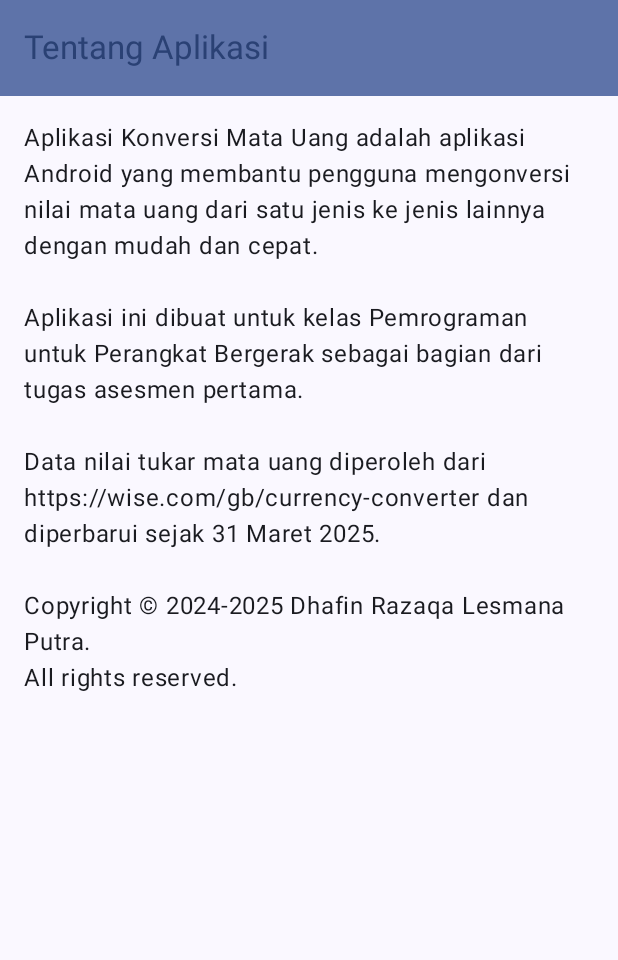
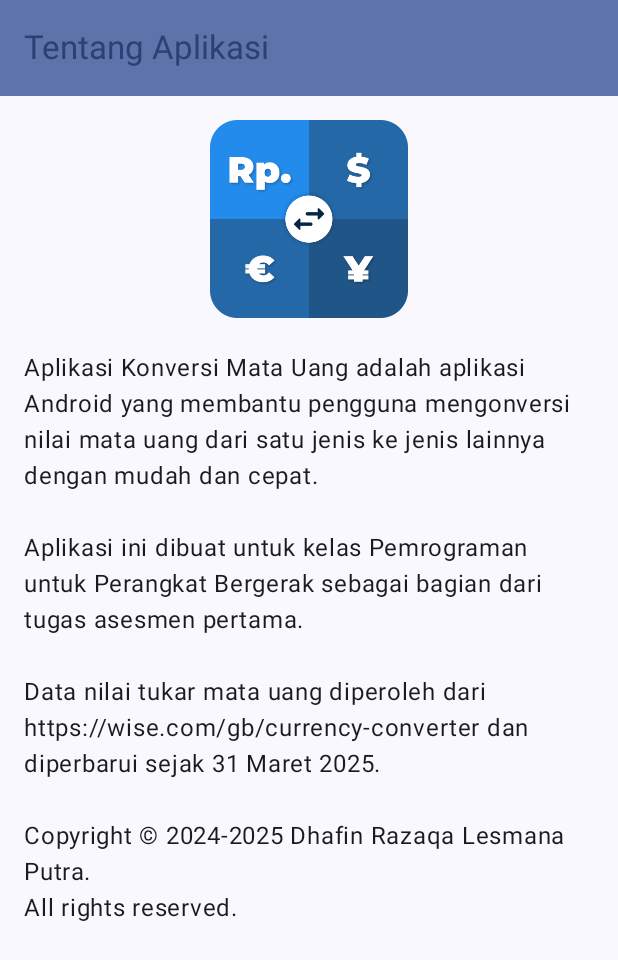
Before and after one commit to dhafinrazaqa/mobpro1-asesmen1, an Android app built with Jetpack Compose: the AboutScreen screen opened through its navigation route, on a phone screen of 412 x 824 dp. Shown: the top 960 px of the screen. Run offline under Robolectric (Android 15) with nearby library versions, the phone set to English and light mode, and no system bars.

Commit message:
Menambahkan gambar pada tampilan about

```diff
--- a/app/src/main/java/com/dhafinrazaqa0030/asesmen1mobpro1/ui/screen/AboutScreen.kt
+++ b/app/src/main/java/com/dhafinrazaqa0030/asesmen1mobpro1/ui/screen/AboutScreen.kt
@@ -1,7 +1,15 @@
 package com.dhafinrazaqa0030.asesmen1mobpro1.ui.screen
 
 import android.content.res.Configuration
+import androidx.compose.foundation.Image
+import androidx.compose.foundation.layout.Arrangement
+import androidx.compose.foundation.layout.Column
+import androidx.compose.foundation.layout.fillMaxSize
+import androidx.compose.foundation.layout.fillMaxWidth
 import androidx.compose.foundation.layout.padding
+import androidx.compose.foundation.layout.size
+import androidx.compose.foundation.rememberScrollState
+import androidx.compose.foundation.verticalScroll
 import androidx.compose.material3.ExperimentalMaterial3Api
 import androidx.compose.material3.MaterialTheme
 import androidx.compose.material3.Scaffold
@@ -9,7 +17,10 @@ import androidx.compose.material3.Text
 import androidx.compose.material3.TopAppBar
 import androidx.compose.material3.TopAppBarDefaults
 import androidx.compose.runtime.Composable
+import androidx.compose.ui.Alignment
 import androidx.compose.ui.Modifier
+import androidx.compose.ui.layout.ContentScale
+import androidx.compose.ui.res.painterResource
 import androidx.compose.ui.res.stringResource
 import androidx.compose.ui.tooling.preview.Preview
 import androidx.compose.ui.unit.dp
@@ -32,9 +43,30 @@ fun AboutScreen() {
             )
         }
     ) { innerPadding ->
+        AboutScreenContent(Modifier.padding(innerPadding))
+    }
+}
+
+@Composable
+fun AboutScreenContent(modifier: Modifier = Modifier) {
+    Column(
+        modifier = modifier
+            .fillMaxSize()
+            .verticalScroll(rememberScrollState())
+            .padding(16.dp),
+        verticalArrangement = Arrangement.spacedBy(24.dp),
+        horizontalAlignment = Alignment.CenterHorizontally
+    ) {
+        Image(
+            painter = painterResource(id = R.drawable.logo),
+            contentDescription = stringResource(R.string.logo),
+            contentScale = ContentScale.Crop,
+            modifier = Modifier.size(132.dp)
+        )
         Text(
             text = stringResource(R.string.copyright),
-            modifier = Modifier.padding(innerPadding).padding(16.dp)
+            style = MaterialTheme.typography.bodyLarge,
+            modifier = Modifier.fillMaxWidth()
         )
     }
 }
--- a/app/src/main/res/values/strings.xml
+++ b/app/src/main/res/values/strings.xml
@@ -1,5 +1,6 @@
 <resources>
     <string name="app_name">Aplikasi Konversi Mata Uang</string>
+    <string name="logo">Logo Aplikasi</string>
     <string name="currency_intro">Konversi Mata Uang adalah cara mudah untuk menghitung nilai tukar antara Rupiah (IDR) dan mata uang lain seperti Dolar (USD).
         Mulai sekarang!</string>
     <string name="amount">Jumlah uang</string>
```
Also changed, not shown: app/src/main/res/drawable-hdpi/logo.png (added), app/src/main/res/drawable-ldpi/logo.png (added), app/src/main/res/drawable-mdpi/logo.png (added), app/src/main/res/drawable-xhdpi/logo.png (added), app/src/main/res/drawable-xxhdpi/logo.png (added), app/src/main/res/drawable-xxxhdpi/logo.png (added), app/src/main/res/drawable/drawable-hdpi/logo.png (added), app/src/main/res/drawable/drawable-ldpi/logo.png (added), app/src/main/res/drawable/drawable-mdpi/logo.png (added), app/src/main/res/drawable/drawable-xhdpi/logo.png (added), app/src/main/res/drawable/drawable-xxhdpi/logo.png (added), app/src/main/res/drawable/drawable-xxxhdpi/logo.png (added).
